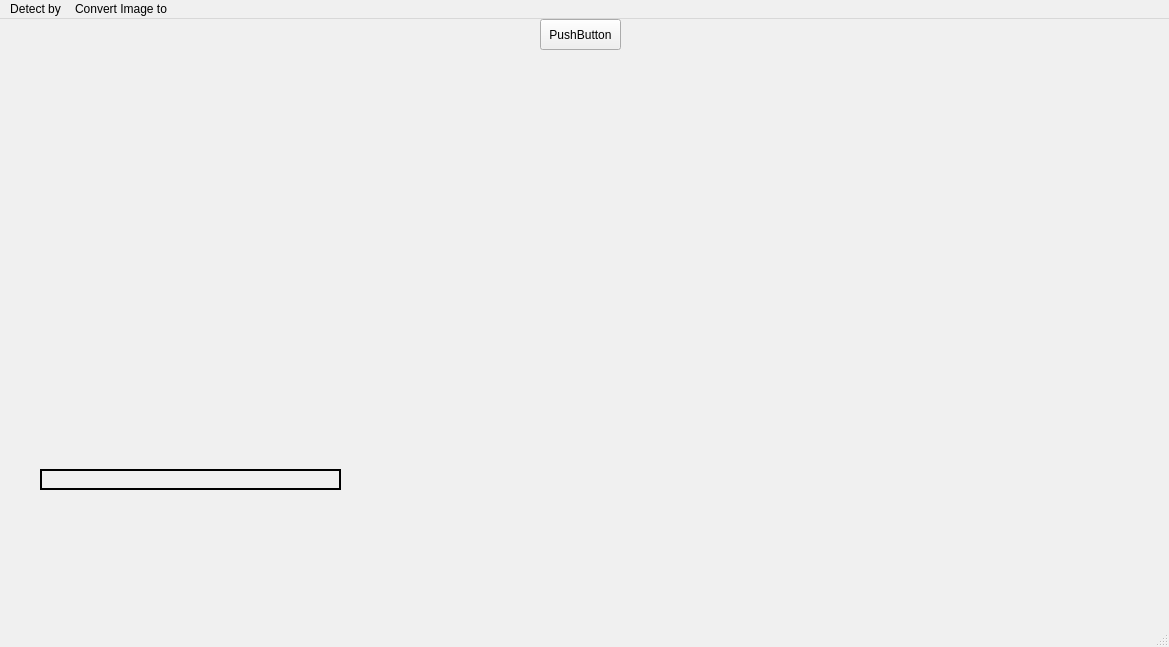
First picture: the form in Application/source/View/mainwindow.ui, repository xMihai01/Licenta, before the edit.
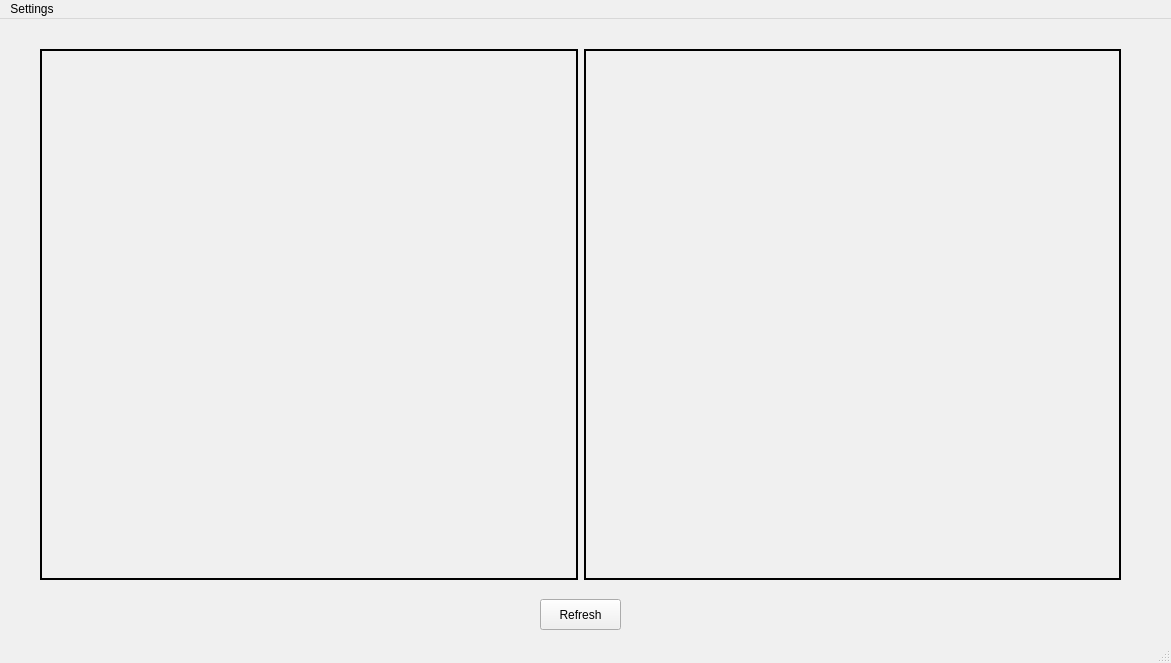
Second picture: the form after the edit. Icons and pictures are not drawn.

Commit message: Changed interface and how frames from video are read, and added taking a frame from the video by pressing a certain key

```diff
--- a/Application/source/View/mainwindow.ui
+++ b/Application/source/View/mainwindow.ui
@@ -6,8 +6,8 @@
    <rect>
     <x>0</x>
     <y>0</y>
-    <width>1169</width>
-    <height>647</height>
+    <width>1171</width>
+    <height>663</height>
    </rect>
   </property>
   <property name="palette">
@@ -25,9 +25,9 @@
      <colorrole role="Button">
       <brush brushstyle="SolidPattern">
        <color alpha="255">
-        <red>220</red>
-        <green>255</green>
-        <blue>220</blue>
+        <red>226</red>
+        <green>226</green>
+        <blue>226</blue>
        </color>
       </brush>
      </colorrole>
@@ -43,27 +43,27 @@
      <colorrole role="Midlight">
       <brush brushstyle="SolidPattern">
        <color alpha="255">
-        <red>237</red>
-        <green>255</green>
-        <blue>237</blue>
+        <red>240</red>
+        <green>240</green>
+        <blue>240</blue>
        </color>
       </brush>
      </colorrole>
      <colorrole role="Dark">
       <brush brushstyle="SolidPattern">
        <color alpha="255">
-        <red>110</red>
-        <green>127</green>
-        <blue>110</blue>
+        <red>113</red>
+        <green>113</green>
+        <blue>113</blue>
        </color>
       </brush>
      </colorrole>
      <colorrole role="Mid">
       <brush brushstyle="SolidPattern">
        <color alpha="255">
-        <red>147</red>
-        <green>170</green>
-        <blue>147</blue>
+        <red>151</red>
+        <green>151</green>
+        <blue>151</blue>
        </color>
       </brush>
      </colorrole>
@@ -97,18 +97,18 @@
      <colorrole role="Base">
       <brush brushstyle="SolidPattern">
        <color alpha="255">
-        <red>255</red>
-        <green>255</green>
-        <blue>255</blue>
+        <red>226</red>
+        <green>226</green>
+        <blue>226</blue>
        </color>
       </brush>
      </colorrole>
      <colorrole role="Window">
       <brush brushstyle="SolidPattern">
        <color alpha="255">
-        <red>220</red>
-        <green>255</green>
-        <blue>220</blue>
+        <red>226</red>
+        <green>226</green>
+        <blue>226</blue>
        </color>
       </brush>
      </colorrole>
@@ -124,9 +124,9 @@
      <colorrole role="AlternateBase">
       <brush brushstyle="SolidPattern">
        <color alpha="255">
-        <red>237</red>
-        <green>255</green>
-        <blue>237</blue>
+        <red>240</red>
+        <green>240</green>
+        <blue>240</blue>
        </color>
       </brush>
      </colorrole>
@@ -308,18 +308,18 @@
      <colorrole role="WindowText">
       <brush brushstyle="SolidPattern">
        <color alpha="255">
-        <red>110</red>
-        <green>127</green>
-        <blue>110</blue>
+        <red>113</red>
+        <green>113</green>
+        <blue>113</blue>
        </color>
       </brush>
      </colorrole>
      <colorrole role="Button">
       <brush brushstyle="SolidPattern">
        <color alpha="255">
-        <red>220</red>
-        <green>255</green>
-        <blue>220</blue>
+        <red>226</red>
+        <green>226</green>
+        <blue>226</blue>
        </color>
       </brush>
      </colorrole>
@@ -335,36 +335,36 @@
      <colorrole role="Midlight">
       <brush brushstyle="SolidPattern">
        <color alpha="255">
-        <red>237</red>
-        <green>255</green>
-        <blue>237</blue>
+        <red>240</red>
+        <green>240</green>
+        <blue>240</blue>
        </color>
       </brush>
      </colorrole>
      <colorrole role="Dark">
       <brush brushstyle="SolidPattern">
        <color alpha="255">
-        <red>110</red>
-        <green>127</green>
-        <blue>110</blue>
+        <red>113</red>
+        <green>113</green>
+        <blue>113</blue>
        </color>
       </brush>
      </colorrole>
      <colorrole role="Mid">
       <brush brushstyle="SolidPattern">
        <color alpha="255">
-        <red>147</red>
-        <green>170</green>
-        <blue>147</blue>
+        <red>151</red>
+        <green>151</green>
+        <blue>151</blue>
        </color>
       </brush>
      </colorrole>
      <colorrole role="Text">
       <brush brushstyle="SolidPattern">
        <color alpha="255">
-        <red>110</red>
-        <green>127</green>
-        <blue>110</blue>
+        <red>113</red>
+        <green>113</green>
+        <blue>113</blue>
        </color>
       </brush>
      </colorrole>
@@ -380,27 +380,27 @@
      <colorrole role="ButtonText">
       <brush brushstyle="SolidPattern">
        <color alpha="255">
-        <red>110</red>
-        <green>127</green>
-        <blue>110</blue>
+        <red>113</red>
+        <green>113</green>
+        <blue>113</blue>
        </color>
       </brush>
      </colorrole>
      <colorrole role="Base">
       <brush brushstyle="SolidPattern">
        <color alpha="255">
-        <red>220</red>
-        <green>255</green>
-        <blue>220</blue>
+        <red>226</red>
+        <green>226</green>
+        <blue>226</blue>
        </color>
       </brush>
      </colorrole>
      <colorrole role="Window">
       <brush brushstyle="SolidPattern">
        <color alpha="255">
-        <red>220</red>
-        <green>255</green>
-        <blue>220</blue>
+        <red>226</red>
+        <green>226</green>
+        <blue>226</blue>
        </color>
       </brush>
      </colorrole>
@@ -459,54 +459,30 @@
    <enum>Qt::ToolButtonTextOnly</enum>
   </property>
   <widget class="QWidget" name="centralwidget">
-   <widget class="QWidget" name="gridLayoutWidget">
-    <property name="geometry">
-     <rect>
-      <x>40</x>
-      <y>480</y>
-      <width>301</width>
-      <height>71</height>
-     </rect>
-    </property>
-    <layout class="QGridLayout" name="HSVslidersGrid"/>
-   </widget>
-   <widget class="QLabel" name="HSV_infoLabel">
-    <property name="geometry">
-     <rect>
-      <x>40</x>
-      <y>450</y>
-      <width>301</width>
-      <height>21</height>
-     </rect>
-    </property>
-    <property name="frameShape">
-     <enum>QFrame::WinPanel</enum>
-    </property>
-    <property name="text">
-     <string/>
-    </property>
-    <property name="pixmap">
-     <pixmap>../../Resources/hue_values.png</pixmap>
-    </property>
-    <property name="scaledContents">
-     <bool>true</bool>
-    </property>
-    <property name="alignment">
-     <set>Qt::AlignCenter</set>
-    </property>
-   </widget>
    <widget class="QWidget" name="gridLayoutWidget_2">
     <property name="geometry">
      <rect>
       <x>40</x>
       <y>30</y>
       <width>1081</width>
-      <height>391</height>
+      <height>531</height>
      </rect>
     </property>
     <layout class="QGridLayout" name="grid_videoStreams">
      <item row="0" column="0">
-      <widget class="QLabel" name="camera_label">
+      <widget class="QLabel" name="entranceCameraLabel">
+       <property name="sizePolicy">
+        <sizepolicy hsizetype="Preferred" vsizetype="Preferred">
+         <horstretch>0</horstretch>
+         <verstretch>0</verstretch>
+        </sizepolicy>
+       </property>
+       <property name="baseSize">
+        <size>
+         <width>0</width>
+         <height>0</height>
+        </size>
+       </property>
        <property name="palette">
         <palette>
          <active>
@@ -950,7 +926,7 @@
         </palette>
        </property>
        <property name="frameShape">
-        <enum>QFrame::NoFrame</enum>
+        <enum>QFrame::WinPanel</enum>
        </property>
        <property name="lineWidth">
         <number>2</number>
@@ -964,9 +940,12 @@
       </widget>
      </item>
      <item row="0" column="1">
-      <widget class="QLabel" name="convertedCamera_label">
+      <widget class="QLabel" name="exitCameraLabel">
+       <property name="enabled">
+        <bool>true</bool>
+       </property>
        <property name="frameShape">
-        <enum>QFrame::NoFrame</enum>
+        <enum>QFrame::WinPanel</enum>
        </property>
        <property name="lineWidth">
         <number>2</number>
@@ -978,28 +957,17 @@
      </item>
     </layout>
    </widget>
-   <widget class="QWidget" name="gridLayoutWidget_3">
-    <property name="geometry">
-     <rect>
-      <x>360</x>
-      <y>440</y>
-      <width>221</width>
-      <height>148</height>
-     </rect>
-    </property>
-    <layout class="QGridLayout" name="HSVcolorsGrid"/>
-   </widget>
-   <widget class="QPushButton" name="camera_button">
+   <widget class="QPushButton" name="systemTurnButton">
     <property name="geometry">
      <rect>
       <x>540</x>
-      <y>0</y>
+      <y>580</y>
       <width>81</width>
       <height>31</height>
      </rect>
     </property>
     <property name="text">
-     <string>PushButton</string>
+     <string>Refresh</string>
     </property>
    </widget>
   </widget>
@@ -1008,36 +976,19 @@
     <rect>
      <x>0</x>
      <y>0</y>
-     <width>1169</width>
-     <height>17</height>
+     <width>1171</width>
+     <height>26</height>
     </rect>
    </property>
-   <widget class="QMenu" name="menuDetect_by">
+   <widget class="QMenu" name="settingsMenu">
     <property name="title">
-     <string>Detect by</string>
+     <string>Settings</string>
     </property>
     <addaction name="actionColor"/>
     <addaction name="separator"/>
     <addaction name="actionShape"/>
    </widget>
-   <widget class="QMenu" name="menuConvert_Image_to">
-    <property name="title">
-     <string>Convert Image to</string>
-    </property>
-    <widget class="QMenu" name="menuGrey">
-     <property name="title">
-      <string>Grey</string>
-     </property>
-     <addaction name="actionLuminosity_Algorithm"/>
-     <addaction name="separator"/>
-     <addaction name="actionCustom_Shades_of_grey"/>
-    </widget>
-    <addaction name="menuGrey"/>
-    <addaction name="actionHSV"/>
-    <addaction name="actionBGR"/>
-   </widget>
-   <addaction name="menuDetect_by"/>
-   <addaction name="menuConvert_Image_to"/>
+   <addaction name="settingsMenu"/>
   </widget>
   <widget class="QStatusBar" name="statusbar"/>
   <action name="actionColor">
```
Left out of the diff: 45 changed lines with no effect on the pictures. The commit also changes 9 other files.
